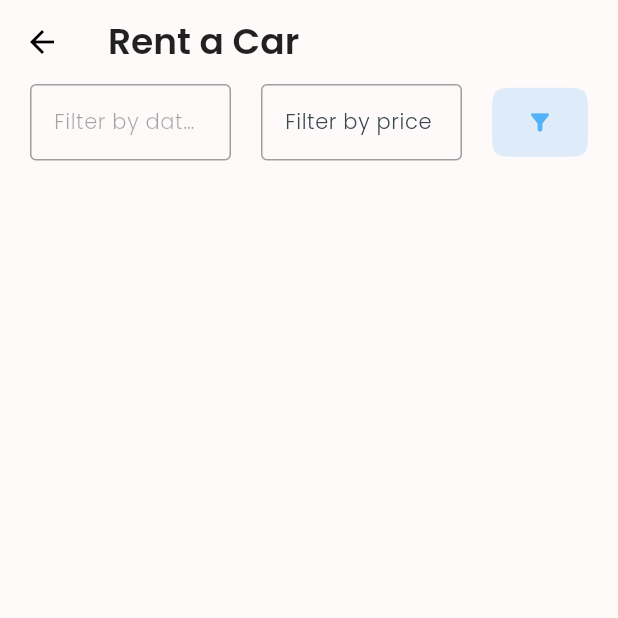
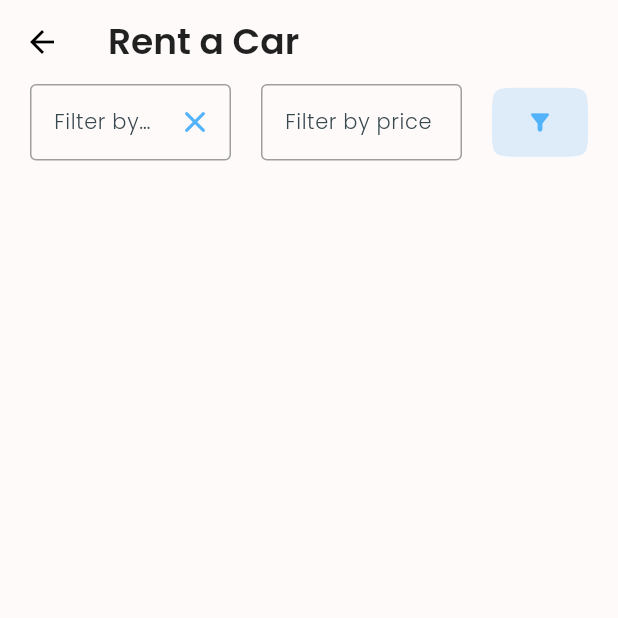
Before and after one commit to igotjulius/joiner_2, a Flutter app: the ListingsWidget screen opened directly, on a phone screen of 412 x 824 dp, the top half of it. Run offline on Flutter 3.47's test engine with Material 3 defaults, Android fonts, the phone set to English and light mode, and no system bars; our stand-ins replace cached_network_image, carousel_slider, dio, go_router, google_nav_bar, image_picker and 4 more; missing offline and left inert: mapbox_gl; accounts and stored records are empty; generated files the repository leaves out were written again; statements that could not run were skipped; project files that could hold a hidden picture were left out.

Commit message:
Listings filtering fix
- Added clear option for the date picker

```diff
--- a/lib/pages/shared_pages/rentals/rentals_widget.dart
+++ b/lib/pages/shared_pages/rentals/rentals_widget.dart
@@ -26,7 +26,7 @@ class _RentalsWidgetState extends State<RentalsWidget> {
 
   @override
   Widget build(BuildContext context) {
-    final rentals = provider.rentals;
+    final rentals = context.watch<Auth>().rentals;
     return Scaffold(
       key: scaffoldKey,
       appBar: AppBar(
--- a/lib/pages/user/rentals/listings/listings_widget.dart
+++ b/lib/pages/user/rentals/listings/listings_widget.dart
@@ -91,7 +91,17 @@ class _ListingsWidgetState extends State<ListingsWidget> {
                   crossAxisAlignment: CrossAxisAlignment.center,
                   children: [
                     Expanded(
-                      child: InkWell(
+                      child: CustomTextInput(
+                        hintText: 'Filter by dates',
+                        controller: _datesController,
+                        readOnly: true,
+                        suffixIcon: IconButton(
+                          onPressed: () {
+                            _datesController.clear();
+                            _datePicked = null;
+                          },
+                          icon: Icon(Icons.clear_rounded),
+                        ),
                         onTap: () {
                           showDateRangePicker(
                             context: context,
@@ -108,11 +118,6 @@ class _ListingsWidgetState extends State<ListingsWidget> {
                             }
                           });
                         },
-                        child: CustomTextInput(
-                          hintText: 'Filter by dates',
-                          controller: _datesController,
-                          enabled: false,
-                        ),
                       ),
                     ),
                     Expanded(
--- a/lib/widgets/atoms/text_input.dart
+++ b/lib/widgets/atoms/text_input.dart
@@ -22,9 +22,10 @@ class CustomTextInput extends StatefulWidget {
   final EdgeInsets? contentPadding;
   final bool? isDense;
   final TextInputDirection? direction;
-  final Icon? suffixIcon;
+  final Widget? suffixIcon;
   final TextStyle? labelStyle;
   final AutovalidateMode? autovalidateMode;
+  final void Function()? onTap;
 
   CustomTextInput({
     super.key,
@@ -48,6 +49,7 @@ class CustomTextInput extends StatefulWidget {
     this.suffixIcon,
     this.labelStyle,
     this.autovalidateMode = AutovalidateMode.onUserInteraction,
+    this.onTap,
   }) : inputFormatters =
             inputFormatters ?? FilteringTextInputFormatter.singleLineFormatter;
 
@@ -94,6 +96,7 @@ class _CustomTextInputState extends State<CustomTextInput> {
 
   Widget customTextField() {
     return TextFormField(
+      onTap: widget.onTap,
       readOnly: widget.readOnly,
       initialValue: widget.initialValue,
       controller: widget.controller,
```
Also changed, not shown: lib/components/user/linkable_lobby.dart (+4 -3 lines), lib/controllers/auth_controller.dart (+15 -3 lines).
